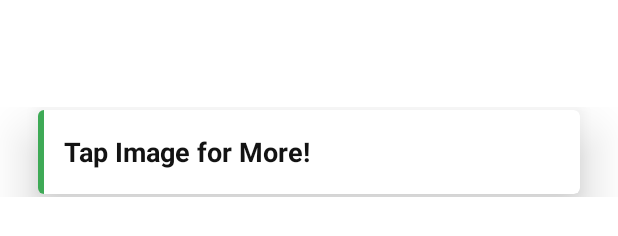
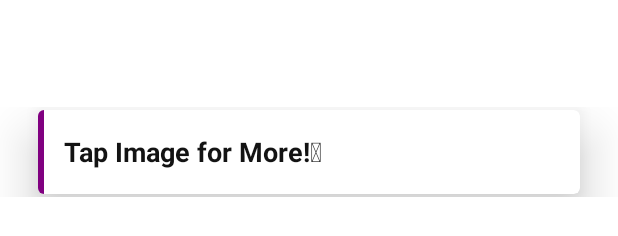
Before and after one commit to Paul-Franklin-student-programs/DaysAlive, an Android app: the layout toast_zodiac.xml on its own in the app's theme, with its tools: preview values and no code run, on a phone screen of 412 x 824 dp. Shown: the part 466-702 px from the top of the screen. Run offline under Robolectric (Android 15) with nearby library versions, the phone set to English and light mode, and no system bars.

Commit message:
toast formatted and implemented to indicate that user taps image

```diff
--- a/app/src/main/res/layout/toast_zodiac.xml
+++ b/app/src/main/res/layout/toast_zodiac.xml
@@ -36,7 +36,7 @@
                     android:id="@+id/button_accent_border"
                     android:layout_width="4dp"
                     android:layout_height="match_parent"
-                    android:background="#3EAA56" />
+                    android:background="@color/dark_purple" />
 
                 <TextView
                     android:id="@+id/toast_text"
--- a/app/src/main/res/values/strings.xml
+++ b/app/src/main/res/values/strings.xml
@@ -20,5 +20,5 @@
     <string name="man_rock_climbing">man_rock_climbing</string>
     <string name="teen_riding_bike">teen_riding_bike</string>
     <string name="toolbar_message">Seize The Days!</string>
-    <string name="toast">Tap Image for More!</string>
+    <string name="toast">Tap Image for More!🡅</string>
 </resources>
```
Also changed, not shown: app/src/main/java/com/paulfranklin/daysalive/MainActivity.kt (+4 -4 lines), app/src/main/java/com/paulfranklin/daysalive/WrapToast.kt (+6 -4 lines).
